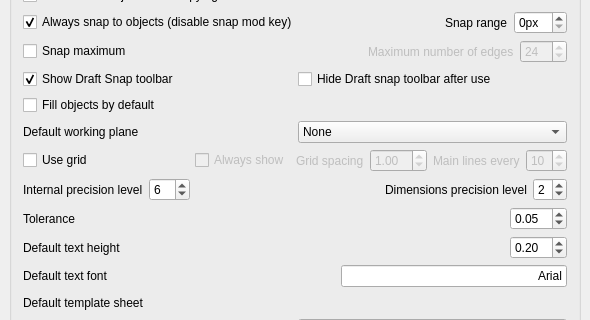
Above: src/Mod/Draft/Resources/ui/userprefs-base.ui from berndhahnebach/All_FreeCAD before the change; both pictures show x 0 to 590 and y 220 to 540 of the 590 by 638 pixel window. Below: the same form after it.
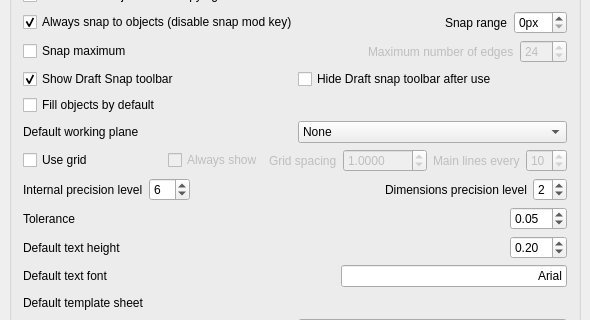
That is the form after the change. Custom widgets are drawn as their Qt base class.

Commit message: Fixed max grid spacing setting in Draft

Patch:
```diff
--- a/src/Mod/Draft/Resources/ui/userprefs-base.ui
+++ b/src/Mod/Draft/Resources/ui/userprefs-base.ui
@@ -694,6 +694,12 @@
           <property name="toolTip">
            <string>The spacing between each grid line</string>
           </property>
+          <property name="decimals">
+           <number>4</number>
+          </property>
+          <property name="maximum">
+           <double>9999.989999999999782</double>
+          </property>
           <property name="value">
            <double>1.000000000000000</double>
           </property>
```
The commit also changes 1 other file.
